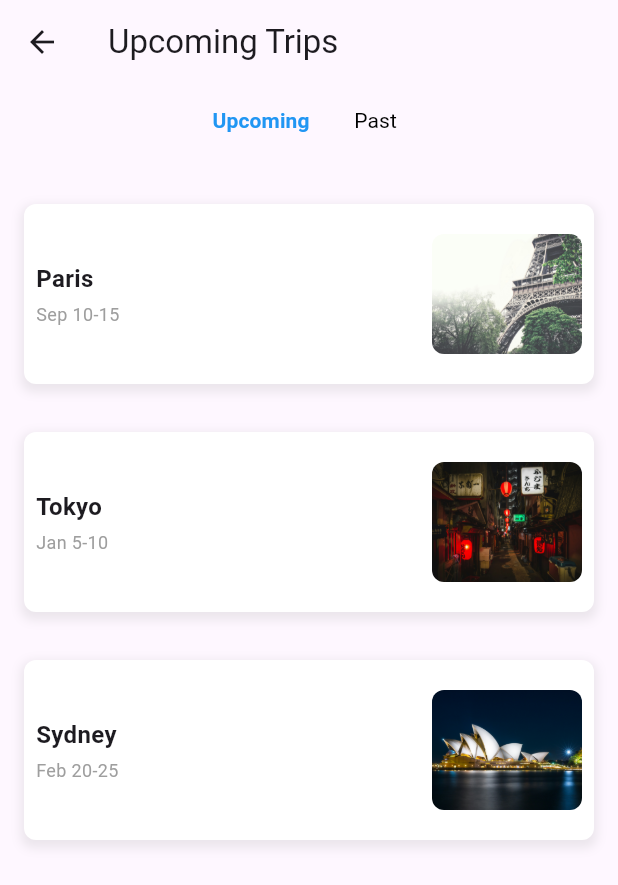
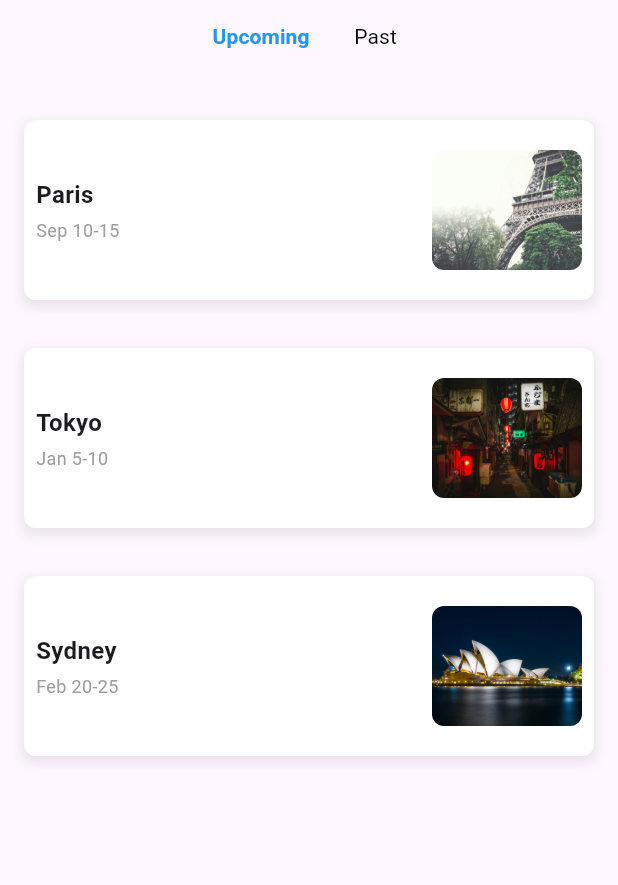
Before and after one commit to the1onwrongway/triplan, a Flutter app: the ItineraryScreen screen opened directly, on a phone screen of 412 x 824 dp. Shown: the top 885 px of the screen. Run offline on Flutter 3.47's test engine with Material 3 defaults, Android fonts, the light colour scheme and no system bars.

Commit message:
removed appbar from each screen

```diff
--- a/app/v0/triplan/lib/itinerary_screen.dart
+++ b/app/v0/triplan/lib/itinerary_screen.dart
@@ -39,9 +39,7 @@ class _ItineraryScreenState extends State<ItineraryScreen> {
         _selectedFilter == 'Upcoming' ? upcomingTrips : pastTrips;
 
     return Scaffold(
-      appBar: AppBar(
-        title: Text(_selectedFilter == 'Upcoming' ? 'Upcoming Trips' : 'Past Trips'),
-      ),
+
       body: Column(
         children: [
           // Filter headers
```
Also changed, not shown: 2 other files.
